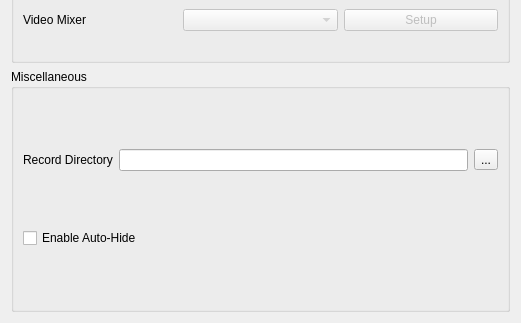
This is src/freeseer/frontend/configtool2/forms/generalui.ui in Freeseer/freeseer as Qt 5 draws it before an edit; both pictures show x 0 to 521 and y 191 to 514 of the 521 by 514 pixel window. The edited form follows.
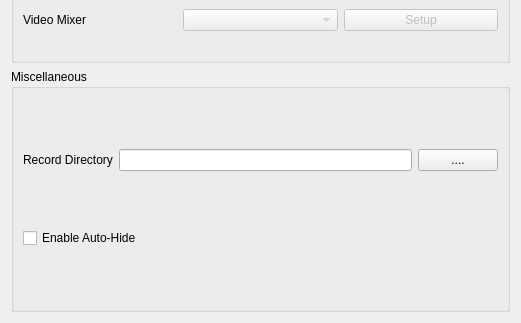
This is the edited form.

Commit message: Record Directory settings are now saved.

```diff
--- a/src/freeseer/frontend/configtool2/forms/generalui.ui
+++ b/src/freeseer/frontend/configtool2/forms/generalui.ui
@@ -113,9 +113,9 @@
          <widget class="QLineEdit" name="lineEditRecordDirectory"/>
         </item>
         <item>
-         <widget class="QToolButton" name="toolButtonRecordDirectory">
+         <widget class="QPushButton" name="pushButtonRecordDirectory">
           <property name="text">
-           <string>...</string>
+           <string>....</string>
           </property>
          </widget>
         </item>
```
The commit also changes 1 other file.
